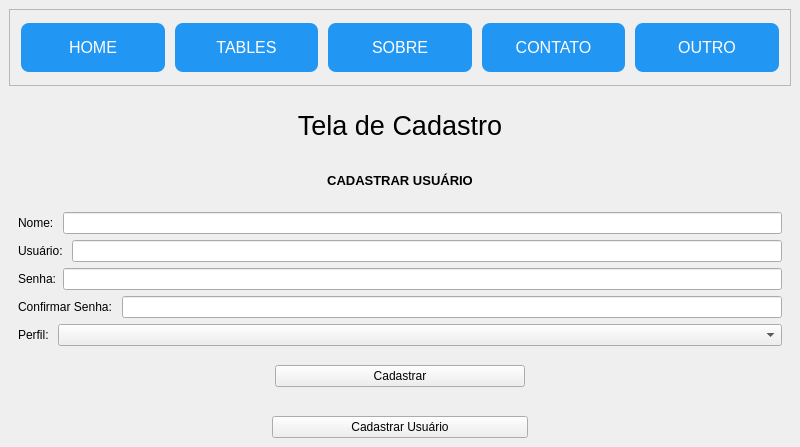
This is resources/ui_main.ui in redersonrodrigues/sistema-de-gerenciamento-com-python as Qt 5 draws it before an edit. The edited form follows.
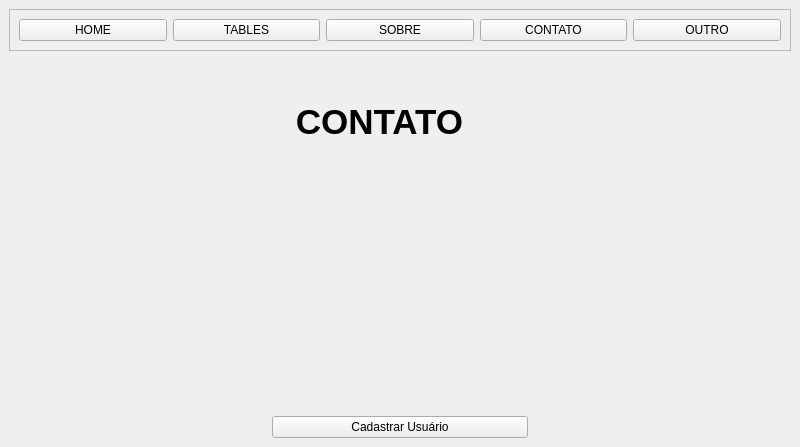
This is the edited form.

```diff
--- a/resources/ui_main.ui
+++ b/resources/ui_main.ui
@@ -37,30 +37,12 @@
         <widget class="QPushButton" name="btn_home">
          <property name="font">
           <font>
-           <pointsize>-1</pointsize>
            <underline>false</underline>
            <strikeout>false</strikeout>
           </font>
          </property>
          <property name="styleSheet">
-          <string notr="true">QPushButton{
-    background-color: #2196F3;
-    border: none;
-    color: #fff;
-    padding: 15px 32px;
-    text-align: center;
-    text-decoration: none;
-    display: inline-block;
-    font-size: 16px;
-    margin: 4px 2px;
-    cursor: pointer;
-    border-radius: 8px;
-    transition: background-color 0.5s ease;
-
-}
-QPushButton:hover{
- background-color: #4CAF50;
-}</string>
+          <string notr="true"/>
          </property>
          <property name="text">
           <string>HOME</string>
@@ -71,30 +53,12 @@
         <widget class="QPushButton" name="btn_tables">
          <property name="font">
           <font>
-           <pointsize>-1</pointsize>
            <underline>false</underline>
            <strikeout>false</strikeout>
           </font>
          </property>
          <property name="styleSheet">
-          <string notr="true">QPushButton{
-    background-color: #2196F3;
-    border: none;
-    color: #fff;
-    padding: 15px 32px;
-    text-align: center;
-    text-decoration: none;
-    display: inline-block;
-    font-size: 16px;
-    margin: 4px 2px;
-    cursor: pointer;
-    border-radius: 8px;
-    transition: background-color 0.5s ease;
-
-}
-QPushButton:hover{
- background-color: #4CAF50;
-}</string>
+          <string notr="true"/>
          </property>
          <property name="text">
           <string>TABLES</string>
@@ -105,30 +69,12 @@
         <widget class="QPushButton" name="btn_sobre">
          <property name="font">
           <font>
-           <pointsize>-1</pointsize>
            <underline>false</underline>
            <strikeout>false</strikeout>
           </font>
          </property>
          <property name="styleSheet">
-          <string notr="true">QPushButton{
-    background-color: #2196F3;
-    border: none;
-    color: #fff;
-    padding: 15px 32px;
-    text-align: center;
-    text-decoration: none;
-    display: inline-block;
-    font-size: 16px;
-    margin: 4px 2px;
-    cursor: pointer;
-    border-radius: 8px;
-    transition: background-color 0.5s ease;
-
-}
-QPushButton:hover{
- background-color: #4CAF50;
-}</string>
+          <string notr="true"/>
          </property>
          <property name="text">
           <string>SOBRE</string>
@@ -139,30 +85,12 @@
         <widget class="QPushButton" name="btn_contato">
          <property name="font">
           <font>
-           <pointsize>-1</pointsize>
            <underline>false</underline>
            <strikeout>false</strikeout>
           </font>
          </property>
          <property name="styleSheet">
-          <string notr="true">QPushButton{
-    background-color: #2196F3;
-    border: none;
-    color: #fff;
-    padding: 15px 32px;
-    text-align: center;
-    text-decoration: none;
-    display: inline-block;
-    font-size: 16px;
-    margin: 4px 2px;
-    cursor: pointer;
-    border-radius: 8px;
-    transition: background-color 0.5s ease;
-
-}
-QPushButton:hover{
- background-color: #4CAF50;
-}</string>
+          <string notr="true"/>
          </property>
          <property name="text">
           <string>CONTATO</string>
@@ -173,30 +101,12 @@
         <widget class="QPushButton" name="btn_outro">
          <property name="font">
           <font>
-           <pointsize>-1</pointsize>
            <underline>false</underline>
            <strikeout>false</strikeout>
           </font>
          </property>
          <property name="styleSheet">
-          <string notr="true">QPushButton{
-    background-color: #2196F3;
-    border: none;
-    color: #fff;
-    padding: 15px 32px;
-    text-align: center;
-    text-decoration: none;
-    display: inline-block;
-    font-size: 16px;
-    margin: 4px 2px;
-    cursor: pointer;
-    border-radius: 8px;
-    transition: background-color 0.5s ease;
-
-}
-QPushButton:hover{
- background-color: #4CAF50;
-}</string>
+          <string notr="true"/>
          </property>
          <property name="text">
           <string>OUTRO</string>
@@ -209,7 +119,7 @@
     <item>
      <widget class="QStackedWidget" name="Pages">
       <property name="currentIndex">
-       <number>2</number>
+       <number>1</number>
       </property>
       <widget class="QWidget" name="pg_table">
        <layout class="QVBoxLayout" name="verticalLayout_8">
@@ -430,6 +340,21 @@
         </item>
        </layout>
       </widget>
+      <widget class="QWidget" name="pg_contato">
+       <widget class="QLabel" name="label_16">
+        <property name="geometry">
+         <rect>
+          <x>260</x>
+          <y>30</y>
+          <width>221</width>
+          <height>71</height>
+         </rect>
+        </property>
+        <property name="text">
+         <string>&lt;html&gt;&lt;head/&gt;&lt;body&gt;&lt;p align=&quot;center&quot;&gt;&lt;span style=&quot; font-size:26pt; font-weight:600;&quot;&gt;CONTATO&lt;/span&gt;&lt;/p&gt;&lt;/body&gt;&lt;/html&gt;</string>
+        </property>
+       </widget>
+      </widget>
       <widget class="QWidget" name="pg_home">
        <layout class="QVBoxLayout" name="verticalLayout_2">
         <item>
@@ -522,7 +447,11 @@
            </widget>
           </item>
           <item>
-           <widget class="QLineEdit" name="txt_password"/>
+           <widget class="QLineEdit" name="txt_password">
+            <property name="echoMode">
+             <enum>QLineEdit::Password</enum>
+            </property>
+           </widget>
           </item>
          </layout>
         </item>
@@ -536,7 +465,11 @@
            </widget>
           </item>
           <item>
-           <widget class="QLineEdit" name="txt_password_confirm"/>
+           <widget class="QLineEdit" name="txt_password_confirm">
+            <property name="echoMode">
+             <enum>QLineEdit::Password</enum>
+            </property>
+           </widget>
           </item>
          </layout>
         </item>
```
Left out of the diff: 31 changed lines with no effect on the pictures.
